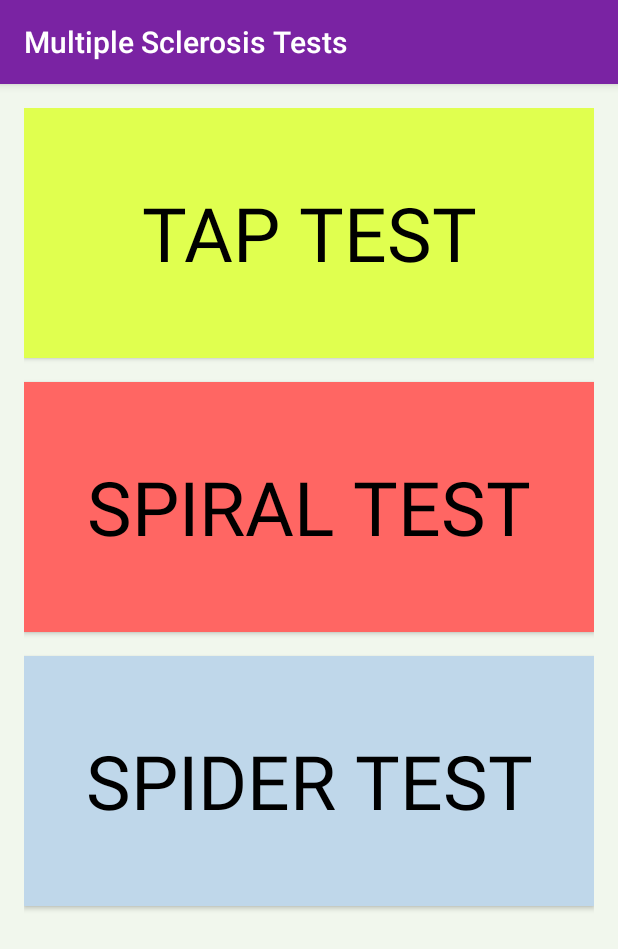
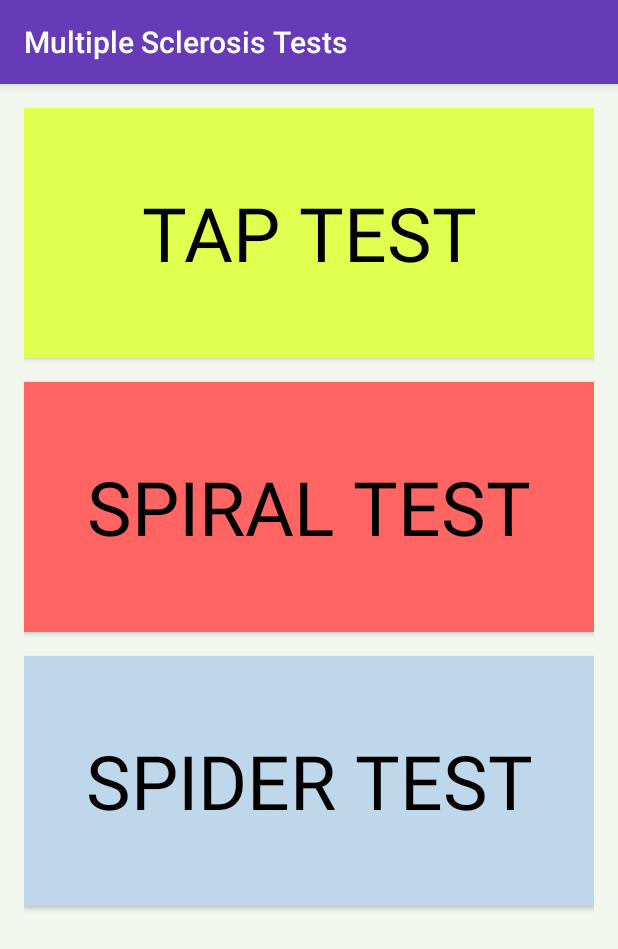
Before and after one commit to abdullahqs/cmsc436, an Android app: the screen it shows after launch (TestSelectionActivity), on a phone screen of 412 x 824 dp. Shown: the top 949 px of the screen. Run offline under Robolectric (Android 15) with nearby library versions, the phone set to English and light mode, and no system bars.

Commit message:
colors: standardize primary and dark primary colors

```diff
--- a/app/src/main/res/values/colors.xml
+++ b/app/src/main/res/values/colors.xml
@@ -1,6 +1,6 @@
 <?xml version="1.0" encoding="utf-8"?>
 <resources>
-    <color name="colorPrimary">#7a23a3</color>
-    <color name="colorPrimaryDark">#17b7aa</color>
-        <color name="colorAccent">#FF4081</color>
+    <color name="colorPrimary">#673AB7</color>
+    <color name="colorPrimaryDark">#512DA8</color>
+    <color name="colorAccent">#FF4081</color>
 </resources>
```
